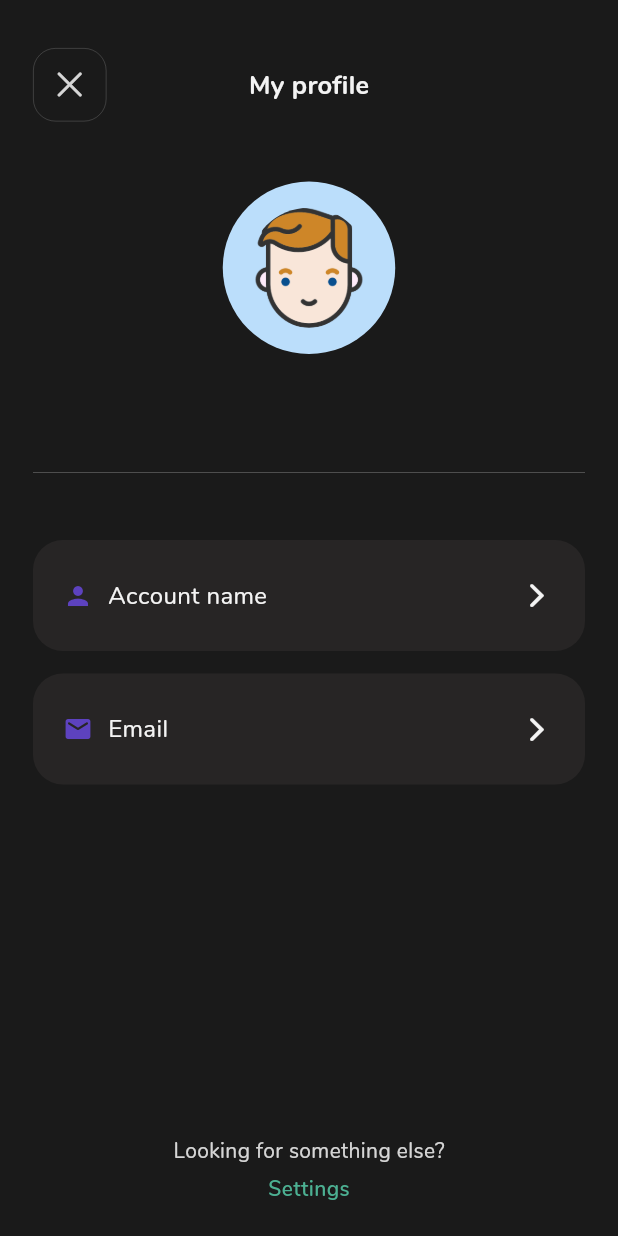
After one commit to Wongoose/pre-scam-ai, a Flutter app: the UserProfile screen opened directly, on a phone screen of 412 x 824 dp. The commit adds this screen. Run offline on Flutter 3.47's test engine with Material 3 defaults, Android fonts, the phone set to English and light mode, and no system bars; drawn by our look-alikes of overlay_support; our stand-ins replace animated_flip_counter, auto_size_text, cloud_firestore, firebase_auth, firebase_core, flutter_animate and 10 more; missing offline and left inert: open_mail_app; accounts and stored records are empty; network calls fail.

Commit message:
Feature: Added profile basic details, update firebase

```diff
--- /dev/null
+++ b/lib/controllers/user_details_controller.dart
@@ -0,0 +1,90 @@
+import "package:cloud_firestore/cloud_firestore.dart";
+import "package:flutter/material.dart";
+import "package:get/get.dart";
+import "package:prescamai/models/model_user.dart";
+import "package:prescamai/screens/auth/pages/auth_sign_in.dart";
+import "package:prescamai/services/auth.dart";
+import "package:prescamai/services/firestore.dart";
+import "package:prescamai/shared/my_confirm_dialog.dart";
+import "package:prescamai/shared/open_inbox.dart";
+import "package:prescamai/shared/shared_classes.dart";
+
+class UserDetailsController extends GetxController {
+  final TextEditingController fullNameController = TextEditingController();
+  final TextEditingController emailController = TextEditingController();
+
+  final GlobalKey<FormState> fullNameKey = GlobalKey<FormState>();
+  final DatabaseService _db = Get.find();
+  final AuthService authService = Get.find();
+
+  // Database
+  final CollectionReference usersCollection =
+      FirebaseFirestore.instance.collection("users");
+
+  // Rx vars - editing changes
+  RxBool isLoading = false.obs;
+  RxBool fullNameHasChanges = false.obs;
+  RxBool emailHasChanges = false.obs;
+
+  // Getters - App User
+  AppUser get appUser => authService.appUser;
+  String? get fullName => appUser.fullName.value;
+  String? get email => appUser.email;
+  bool? get genderIsMale => appUser.genderIsMale;
+
+  // Getters - Editing details
+  String get editedFullName => (fullNameController.text.trim());
+  String get editedEmail => (emailController.text.trim());
+  bool get validateFullName => (fullNameKey.currentState!.validate());
+
+  // Methods - Editing details
+  void updateEditChanges() {
+    fullNameHasChanges.value = editedFullName != fullName;
+    emailHasChanges.value = editedEmail != email;
+  }
+
+  void updateFullName() async {
+    if (!fullNameHasChanges.value) return;
+    // NEXT: Validation
+    isLoading(true);
+    ReturnValue result = await _db.updateUser({"fullName": editedFullName});
+    isLoading(false);
+    if (!result.success) {
+      Get.showSnackbar(GetSnackBar(
+          message:
+              "Failed to update name! Please check your connection and try again.",
+          duration: Duration(seconds: 2)));
+      return;
+    }
+    appUser.fullName.value = editedFullName;
+    Get.back();
+  }
+
+  void updateEmail() async {
+    if (!emailHasChanges.value) return;
+    isLoading(true);
+    // NEXT: Validation
+    ReturnValue result =
+        await authService.sendUpdateVerificationEmail(editedEmail);
+    isLoading(false);
+    if (!result.success) {
+      Get.showSnackbar(GetSnackBar(
+          message: "Failed to update email! ${result.value}",
+          duration: Duration(seconds: 3)));
+      return;
+    }
+    // SUCCESS
+    Get.to(
+      () => OpenInboxScreen(
+          description:
+              "A verification email was sent to $editedEmail.  If you do not see the email in a few minutes, check your junk mail or spam folder.",
+          completedMessage: "Click here after verifiying your email",
+          completeFunction: () => Get.dialog(MyConfirmDialog(
+              title: "Email updated",
+              body: "Once verified, you can login with your new email address.",
+              actionText: "Login",
+              actionFunction: () =>
+                  Get.offAll(() => AuthSignIn(preEmail: editedEmail))))),
+    );
+  }
+}
--- /dev/null
+++ b/lib/screens/profile/pages/profile_main.dart
@@ -0,0 +1,162 @@
+import "package:flutter/cupertino.dart";
+import "package:flutter/material.dart";
+import "package:get/get.dart";
+import "package:prescamai/controllers/theme_service_controller.dart";
+import "package:prescamai/controllers/user_details_controller.dart";
+import "package:prescamai/shared/my_profile_item.dart";
+import "package:prescamai/shared/my_theme_divider.dart";
+import "package:prescamai/utilities/navigation.dart";
+
+class UserProfile extends StatelessWidget {
+  const UserProfile({super.key});
+
+  @override
+  Widget build(BuildContext context) {
+    final UserDetailsController userDetailsController =
+        Get.put(UserDetailsController());
+    final MyThemeServiceController themeService =
+        Get.put(MyThemeServiceController());
+    final PageController pageController = Get.put(PageController());
+
+    return SafeArea(
+      child: Scaffold(
+        body: CustomScrollView(
+          shrinkWrap: true,
+          slivers: [
+            SliverFillRemaining(
+              hasScrollBody: false,
+              fillOverscroll: true,
+              child: Padding(
+                padding: const EdgeInsets.fromLTRB(22, 32, 22, 22),
+                child: Column(
+                  crossAxisAlignment: CrossAxisAlignment.center,
+                  children: [
+                    Row(
+                        mainAxisAlignment: MainAxisAlignment.spaceBetween,
+                        children: [
+                          GestureDetector(
+                            onTap: () => Get.back(),
+                            behavior: HitTestBehavior.translucent,
+                            child: Container(
+                              alignment: Alignment.center,
+                              padding: EdgeInsets.all(12),
+                              decoration: BoxDecoration(
+                                color:
+                                    Theme.of(context).scaffoldBackgroundColor,
+                                borderRadius: BorderRadius.circular(15),
+                                border: Border.all(
+                                    color: themeService.textColor26,
+                                    width: 0.5),
+                              ),
+                              child: Icon(CupertinoIcons.xmark,
+                                  color: themeService.textColor87),
+                            ),
+                          ),
+                          Text(
+                            "My profile",
+                            style: TextStyle(
+                                fontSize: 17,
+                                fontWeight: FontWeight.bold,
+                                color: themeService.textColor),
+                          ),
+                          Container(
+                            alignment: Alignment.center,
+                            padding: EdgeInsets.all(12),
+                            decoration: BoxDecoration(
+                              color: Theme.of(context).scaffoldBackgroundColor,
+                              borderRadius: BorderRadius.circular(15),
+                            ),
+                            child: Icon(Icons.cancel_outlined,
+                                color:
+                                    Theme.of(context).scaffoldBackgroundColor,
+                                size: 25),
+                          ),
+                        ]),
+                    SizedBox(height: 40),
+                    Container(
+                      alignment: Alignment.center,
+                      padding: EdgeInsets.all(0),
+                      height: 115,
+                      width: 115,
+                      decoration: BoxDecoration(
+                        color: Colors.blue[100],
+                        shape: BoxShape.circle,
+                      ),
+                      // height: MediaQuery.of(context).size.height - 100,
+                      child: ClipOval(
+                          child: Image(
+                        image: AssetImage("assets/images/face.png"),
+                        height: 80,
+                        width: 80,
+                        fit: BoxFit.cover,
+                      )),
+                    ),
+                    SizedBox(height: 15),
+                    Obx(
+                      () => Text(
+                        userDetailsController.fullName ?? "No full name",
+                        style: TextStyle(
+                          fontSize: 20,
+                          fontWeight: FontWeight.bold,
+                          color: themeService.textColor87,
+                        ),
+                      ),
+                    ),
+                    SizedBox(height: 5),
+                    // Text(
+                    //   userDetailsController.access,
+                    //   style: TextStyle(
+                    //     fontSize: 14,
+                    //     fontWeight: FontWeight.w400,
+                    //     color: Theme.of(context).primaryColor,
+                    //   ),
+                    // ),
+                    ThemedDivider(height: 60, thickness: 0.5),
+                    // const ProfileUserCard(),
+                    SizedBox(height: 15),
+                    MyProfileItem(
+                      itemIcon: Icons.person,
+                      text: "Account name",
+                      onPressed: navigateToEditUsername,
+                    ),
+                    SizedBox(height: 15),
+                    MyProfileItem(
+                      itemIcon: Icons.email_rounded,
+                      text: "Email",
+                      onPressed: navigateToEditEmail,
+                    ),
+                    SizedBox(height: 15),
+                    Expanded(child: Container()),
+                    Text(
+                      "Looking for something else?",
+                      style: TextStyle(
+                        fontSize: 14,
+                        fontWeight: FontWeight.w400,
+                        color: themeService.textColor87,
+                      ),
+                    ),
+                    SizedBox(height: 5),
+                    GestureDetector(
+                      onTap: () {
+                        pageController.jumpToPage(1);
+                        Get.back();
+                      },
+                      child: Text(
+                        "Settings",
+                        style: TextStyle(
+                          fontSize: 14,
+                          fontWeight: FontWeight.w600,
+                          color: Theme.of(context).colorScheme.secondary,
+                        ),
+                      ),
+                    ),
+                  ],
+                ),
+              ),
+            ),
+          ],
+        ),
+      ),
+    );
+  }
+}
```
Also changed, not shown: lib/screens/home/widgets/home_appbar.dart (+12 -54 lines), lib/screens/home/widgets/home_scam_list.dart (+6 -14 lines), lib/screens/profile/pages/edit_email.dart (added, +71 -0 lines), lib/screens/profile/pages/edit_username.dart (added, +71 -0 lines), lib/screens/profile/widgets/textfield_email.dart (added, +58 -0 lines), lib/screens/profile/widgets/textfield_fullname.dart (added, +58 -0 lines), lib/utilities/navigation.dart (+13 -9 lines).
